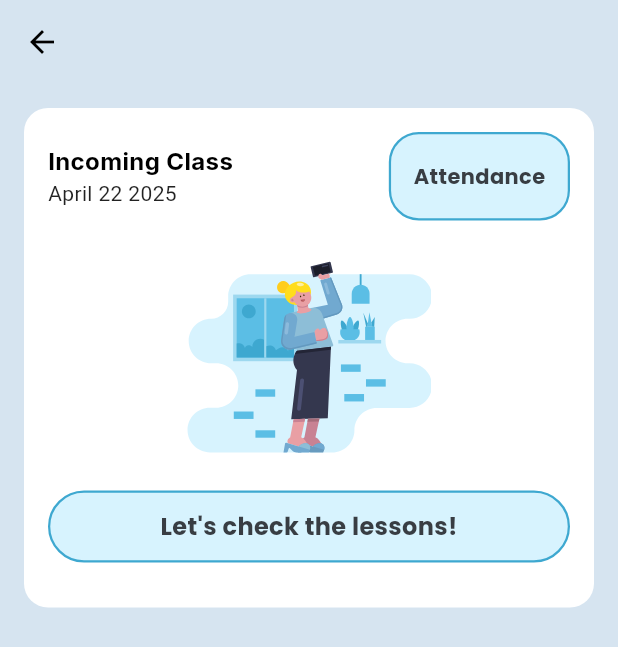
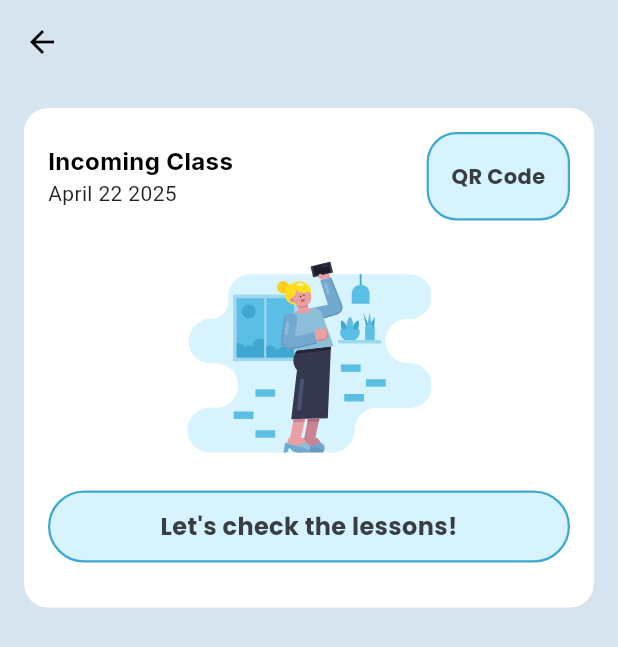
Before and after one commit to dzyy7/admin_ocean_learn2, a Flutter app: the CourseDetailPage screen opened directly with empty values, on a phone screen of 412 x 824 dp. Shown: the top 647 px of the screen. Run offline on Flutter 3.47's test engine with Material 3 defaults, Android fonts, the light colour scheme and no system bars; our stand-ins replace flutter_svg, get, google_fonts, shared_preferences; accounts and stored records are empty; network calls fail.

Commit message:
feat [DZ]: refactor course model imports and remove obsolete course_model.dart file

```diff
--- a/lib/pages/course_page/course_detail_page.dart
+++ b/lib/pages/course_page/course_detail_page.dart
@@ -1,4 +1,4 @@
-import 'package:admin_ocean_learn2/pages/course_page/course_model.dart';
+import 'package:admin_ocean_learn2/model/course_model.dart';
 import 'package:admin_ocean_learn2/services/course_service.dart';
 import 'package:admin_ocean_learn2/utils/color_palette.dart';
 import 'package:admin_ocean_learn2/widget/course_page/lesson_card.dart';
--- a/lib/pages/home/home_page.dart
+++ b/lib/pages/home/home_page.dart
@@ -3,11 +3,10 @@ import 'package:admin_ocean_learn2/widget/home_component/featured_lecture_card.d
 import 'package:admin_ocean_learn2/widget/home_component/lesson_list.dart';
 import 'package:admin_ocean_learn2/widget/home_component/pagination.dart';
 import 'package:flutter/material.dart';
-
 import 'package:admin_ocean_learn2/services/course_service.dart';
 import 'package:admin_ocean_learn2/utils/color_palette.dart';
 import 'package:admin_ocean_learn2/widget/home_component/search_bar_widget.dart';
-import 'package:admin_ocean_learn2/pages/course_page/course_model.dart';
+import 'package:admin_ocean_learn2/model/course_model.dart';
 import 'package:shared_preferences/shared_preferences.dart';
 
 class HomePage extends StatefulWidget {
--- a/lib/services/course_service.dart
+++ b/lib/services/course_service.dart
@@ -1,5 +1,5 @@
 import 'dart:convert';
-import 'package:admin_ocean_learn2/pages/course_page/course_model.dart';
+import 'package:admin_ocean_learn2/model/course_model.dart';
 import 'package:admin_ocean_learn2/pages/login/login_controller.dart';
 import 'package:http/http.dart' as http;
 import 'package:intl/intl.dart';
--- a/lib/widget/course_page/lesson_card.dart
+++ b/lib/widget/course_page/lesson_card.dart
@@ -1,4 +1,4 @@
-import 'package:admin_ocean_learn2/pages/course_page/course_model.dart';
+import 'package:admin_ocean_learn2/model/course_model.dart';
 import 'package:admin_ocean_learn2/utils/color_palette.dart';
 import 'package:flutter/material.dart';
 import 'package:flutter_svg/flutter_svg.dart';
@@ -51,7 +51,7 @@ class LessonCard extends StatelessWidget {
                   borderRadius: BorderRadius.circular(20),
                 ),
                 child: Text(
-                  "Attendance",
+                  "QR Code",
                   style: GoogleFonts.poppins(
                     color: textColor,
                     fontSize: 14,
--- a/lib/widget/course_page/note_section.dart
+++ b/lib/widget/course_page/note_section.dart
@@ -1,4 +1,4 @@
-import 'package:admin_ocean_learn2/pages/course_page/course_model.dart';
+import 'package:admin_ocean_learn2/model/course_model.dart';
 import 'package:flutter/material.dart';
 
 class NotesSection extends StatelessWidget {
--- a/lib/widget/home_component/featured_lecture_card.dart
+++ b/lib/widget/home_component/featured_lecture_card.dart
@@ -1,7 +1,7 @@
 import 'package:flutter/material.dart';
 import 'package:flutter_svg/flutter_svg.dart';
 import 'package:intl/intl.dart';
-import 'package:admin_ocean_learn2/pages/course_page/course_model.dart';
+import 'package:admin_ocean_learn2/model/course_model.dart';
 import 'package:admin_ocean_learn2/pages/course_page/course_detail_page.dart';
 import 'package:admin_ocean_learn2/services/course_service.dart';
 
--- a/lib/widget/home_component/lesson_list.dart
+++ b/lib/widget/home_component/lesson_list.dart
@@ -1,6 +1,6 @@
 import 'package:flutter/material.dart';
 import 'package:intl/intl.dart';
-import 'package:admin_ocean_learn2/pages/course_page/course_model.dart';
+import 'package:admin_ocean_learn2/model/course_model.dart';
 import 'package:admin_ocean_learn2/pages/course_page/course_detail_page.dart';
 import 'package:admin_ocean_learn2/services/course_service.dart';
 
```
Also changed, not shown: lib/model/course_model.dart (renamed from lib/pages/course_page/course_model.dart), lib/widget/course_page/lesson_list_item.dart (deleted).
